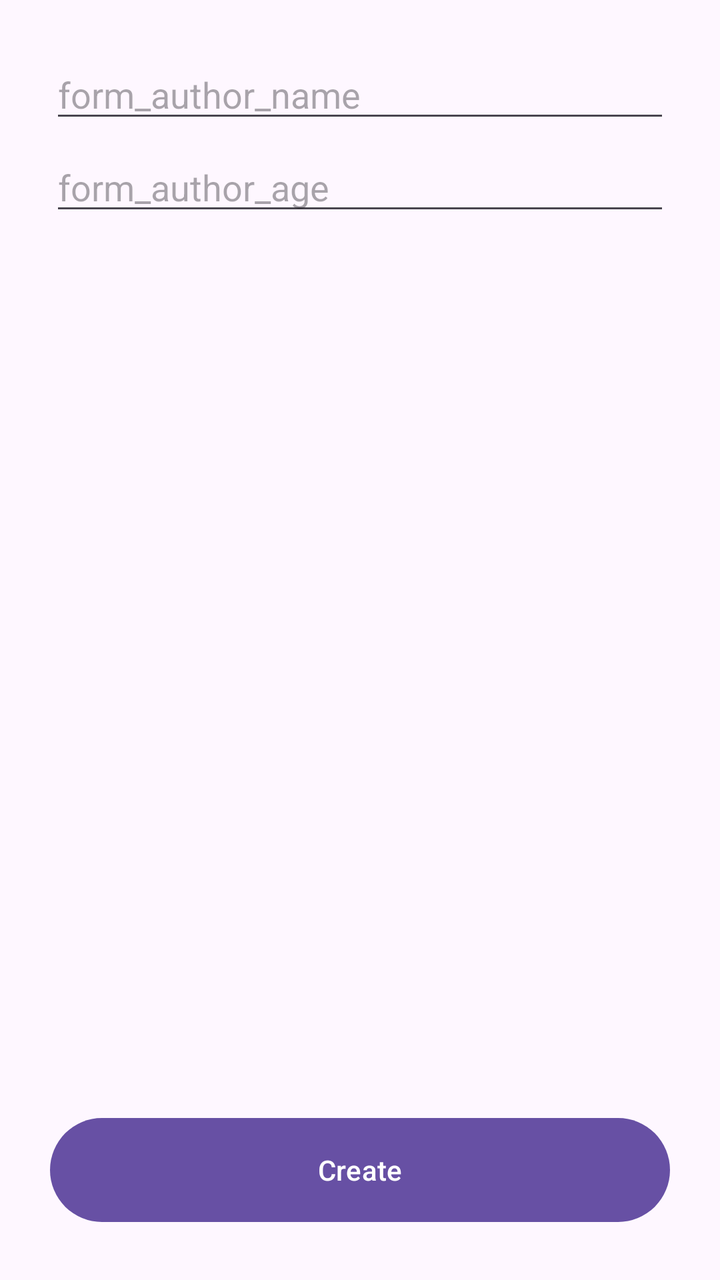
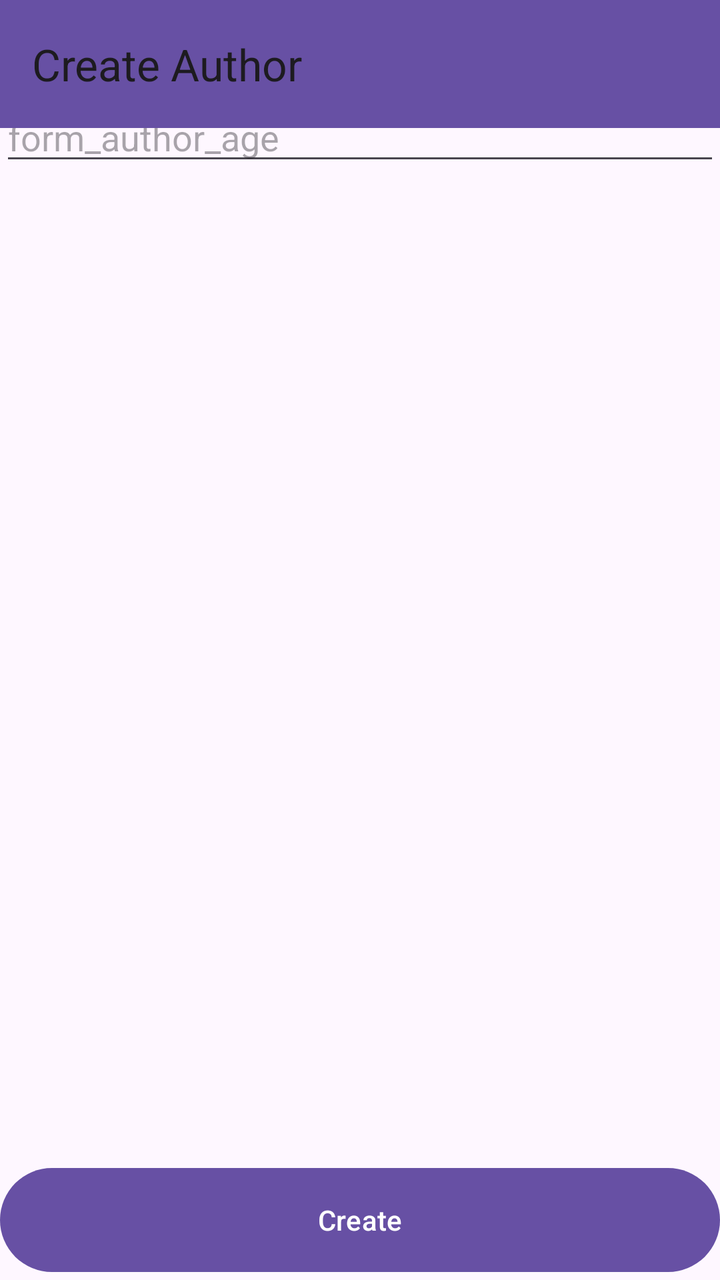

Compare the two renders of this Android layout. The source of the first and the diff that turns it into the second are given below.
<!-- AndroidManifest.xml: application theme Theme.Frontend -->
<!-- res/layout/activity_main.xml -->
<?xml version="1.0" encoding="utf-8"?>
<RelativeLayout xmlns:android="http://schemas.android.com/apk/res/android"
    xmlns:app="http://schemas.android.com/apk/res-auto"
    xmlns:tools="http://schemas.android.com/tools"
    android:layout_width="match_parent"
    android:layout_height="match_parent"
    android:padding="25dp"
    tools:context=".MainActivity">

    <LinearLayout
        android:layout_width="match_parent"
        android:layout_height="wrap_content"
        android:orientation="vertical">
        <com.google.android.material.textfield.TextInputEditText
            android:id="@+id/form_authorName"
            android:layout_width="match_parent"
            android:layout_height="wrap_content"
            android:layout_marginBottom="5dp"
            android:hint="@string/form_author_name" />

        <com.google.android.material.textfield.TextInputEditText
            android:id="@+id/form_authorAge"
            android:layout_width="match_parent"
            android:layout_height="wrap_content"
            android:layout_marginBottom="5dp"
            android:inputType="number"
            android:hint="@string/form_author_age" />

    </LinearLayout>

    <com.google.android.material.button.MaterialButton
        android:id="@+id/form_buttonCreate"
        android:text="@string/button_create_author"
        android:layout_alignParentBottom="true"
        android:minHeight="60dp"
        android:layout_width="match_parent"
        android:layout_height="wrap_content"/>

</RelativeLayout>
<!-- resources referenced by this layout -->
<resources>
  <string name="button_create_author">Create</string>
  <string name="form_author_age">form_author_age</string>
  <string name="form_author_name">form_author_name</string>
  <style name="Theme.Frontend" parent="Base.Theme.Frontend" />
  <style name="Base.Theme.Frontend" parent="Theme.Material3.DayNight.NoActionBar">
          
          
      </style>
</resources>

<!-- the commit's change to res/layout/activity_main.xml (unified diff, before → after) -->
@@ -4,8 +4,16 @@
     xmlns:tools="http://schemas.android.com/tools"
     android:layout_width="match_parent"
     android:layout_height="match_parent"
-    android:padding="25dp"
-    tools:context=".MainActivity">
+    tools:context=".AuthorFormActivity">
+
+    <androidx.appcompat.widget.Toolbar
+        android:id="@+id/authorForm_toolbar"
+        android:layout_width="match_parent"
+        android:layout_height="?attr/actionBarSize"
+        android:background="?attr/colorPrimary"
+        android:elevation="4dp"
+        app:title="Create Author"
+        app:popupTheme="@style/ThemeOverlay.AppCompat.Light" />
 
     <LinearLayout
         android:layout_width="match_parent"
